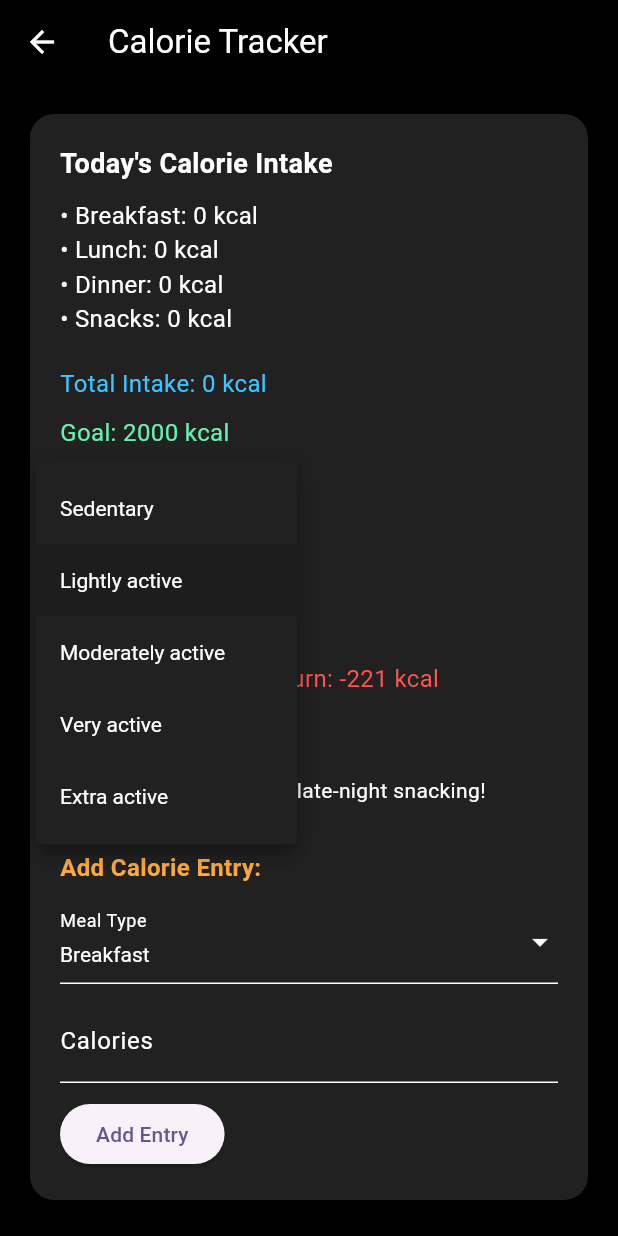
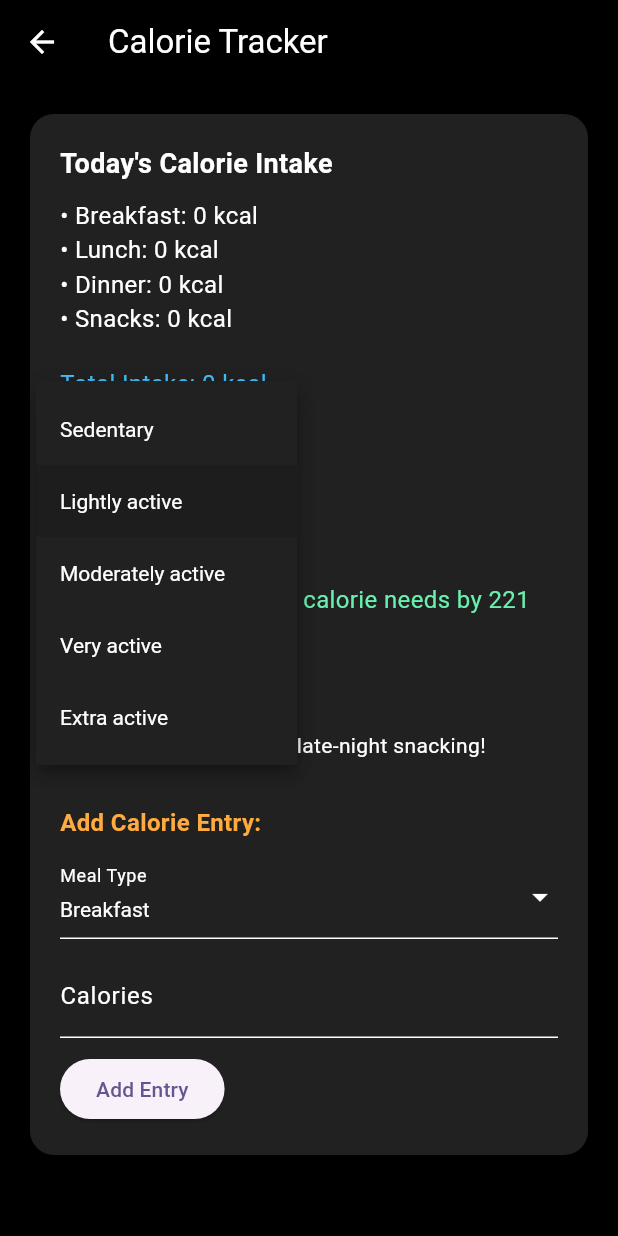
Before and after one commit to muhammedshahbasheer/wellness, a Flutter app: the CalorieDetailScreen screen opened directly, after a tap on "Lightly active", on a phone screen of 412 x 824 dp. Run offline on Flutter 3.47's test engine with Material 3 defaults, Android fonts, the phone set to English and light mode, and no system bars; our stand-ins replace cloud_firestore, file_picker, firebase_auth, firebase_core, fl_chart, image_picker and 4 more; accounts and stored records are empty.

Commit message:
calorieedited

```diff
--- a/lib/user/caloriedetailscreen.dart
+++ b/lib/user/caloriedetailscreen.dart
@@ -37,7 +37,6 @@ class _CalorieDetailScreenState extends State<CalorieDetailScreen> {
   final TextEditingController calorieController = TextEditingController();
   String selectedMeal = 'Breakfast';
 
-  // --- Added for midnight refresh ---
   DateTime _lastCheckedDay = DateTime.now();
   late Timer _midnightTimer;
   StreamSubscription? _calorieSubscription;
@@ -82,7 +81,7 @@ class _CalorieDetailScreenState extends State<CalorieDetailScreen> {
           height = double.tryParse(data['height'].toString()) ?? 170;
           weight = double.tryParse(data['weight'].toString()) ?? 65;
           gender = (data['gender'] ?? 'male').toLowerCase();
-          age = int.tryParse(data['age'].toString()) ?? 25; // load age if exists
+          age = int.tryParse(data['age'].toString()) ?? 25;
           _calculateCalories();
         });
       }
@@ -187,6 +186,10 @@ class _CalorieDetailScreenState extends State<CalorieDetailScreen> {
     return mealCalories.values.fold(0, (sum, item) => sum + item);
   }
 
+  double get caloriesToBurn {
+    return tdee - totalIntake;
+  }
+
   @override
   void dispose() {
     _midnightTimer.cancel();
@@ -234,10 +237,10 @@ class _CalorieDetailScreenState extends State<CalorieDetailScreen> {
                       style: const TextStyle(
                           color: Colors.lightBlueAccent, fontSize: 16)),
                   const SizedBox(height: 10),
-                  const Text("Goal: 2000 kcal",
-                      style:
-                          TextStyle(color: Colors.greenAccent, fontSize: 16)),
-                  const SizedBox(height: 30),
+                  // const Text("Goal: 2000 kcal",
+                  //     style:
+                  //         TextStyle(color: Colors.greenAccent, fontSize: 16)),
+                  // const SizedBox(height: 30),
                   const Text("Activity Level:",
                       style: TextStyle(
                           color: Colors.white,
@@ -263,9 +266,15 @@ class _CalorieDetailScreenState extends State<CalorieDetailScreen> {
                     },
                   ),
                   const SizedBox(height: 30),
-                  Text("Calories Needed to Burn: ${tdee.toStringAsFixed(0)} kcal",
-                      style: const TextStyle(
-                          color: Colors.redAccent, fontSize: 16)),
+                  Text(
+                    caloriesToBurn > 0
+                        ? "Calories Needed to Burn: ${caloriesToBurn.toStringAsFixed(0)} kcal"
+                        : "You've exceeded your calorie needs by ${(-caloriesToBurn).toStringAsFixed(0)} kcal",
+                    style: TextStyle(
+                      color: caloriesToBurn > 0 ? Colors.redAccent : Colors.greenAccent,
+                      fontSize: 16,
+                    ),
+                  ),
                   const SizedBox(height: 30),
                   const Text("Tip:",
                       style: TextStyle(
```
